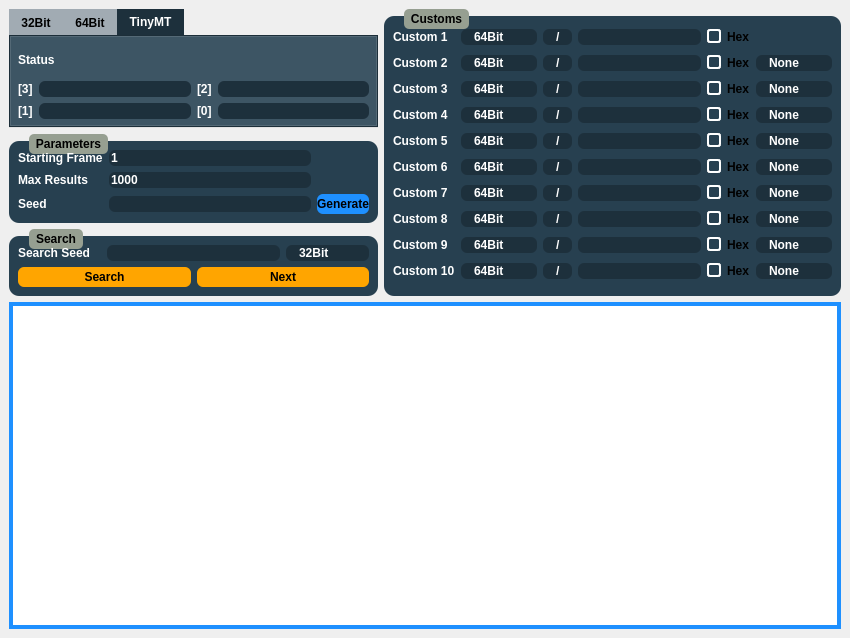
This is Forms/Util/Researcher.ui in Admiral-Fish/PokeFinder as Qt 5 draws it before an edit. The edited form follows.
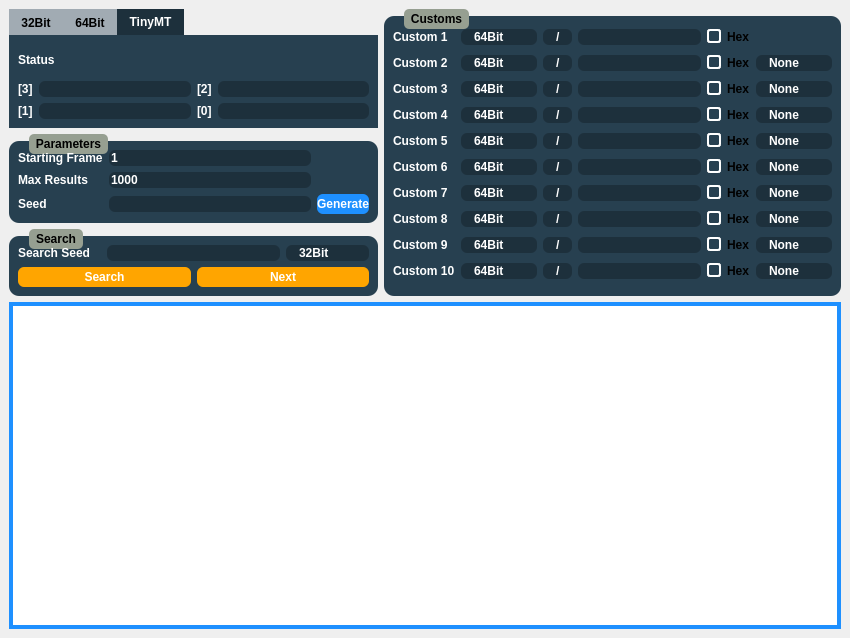
This is the edited form. The open tabs and pages were chosen to show the change. Icons and pictures are not drawn. Custom widgets are drawn as their Qt base class.

What changed in the file:
```diff
--- a/Forms/Util/Researcher.ui
+++ b/Forms/Util/Researcher.ui
@@ -29,6 +29,7 @@
 }
 
 .QTabWidget * {
+	background-color: #274050;
 	font-family: &quot;Myriad Pro&quot;, Montserrat;
 	font-weight: 500;
 }
@@ -125,11 +126,11 @@
 }
 
 QRadioButton::indicator:checked {
-	background-color: #274050;
+	background-color: white;
 }
 
 QRadioButton::indicator:unchecked {
-	background-color: white;
+	background-color: #274050;
 }
 
 QRadioButton {
@@ -147,6 +148,7 @@
 QPushButton {
 	border: none;
 	border-radius: 6px;
+	color: white;
 }
 
 QCheckBox::indicator {
@@ -373,6 +375,11 @@
         </item>
         <item row="1" column="1">
          <widget class="QTextBox" name="textBoxStatus3">
+          <property name="styleSheet">
+           <string notr="true">QLineEdit {
+	background-color: #1D303C;
+}</string>
+          </property>
           <property name="maxLength">
            <number>8</number>
           </property>
@@ -387,6 +394,11 @@
         </item>
         <item row="1" column="3">
          <widget class="QTextBox" name="textBoxStatus2">
+          <property name="styleSheet">
+           <string notr="true">QLineEdit {
+	background-color: #1D303C;
+}</string>
+          </property>
           <property name="maxLength">
            <number>8</number>
           </property>
@@ -401,6 +413,11 @@
         </item>
         <item row="2" column="1">
          <widget class="QTextBox" name="textBoxStatus1">
+          <property name="styleSheet">
+           <string notr="true">QLineEdit {
+	background-color: #1D303C;
+}</string>
+          </property>
           <property name="maxLength">
            <number>8</number>
           </property>
@@ -415,6 +432,11 @@
         </item>
         <item row="2" column="3">
          <widget class="QTextBox" name="textBoxStatus0">
+          <property name="styleSheet">
+           <string notr="true">QLineEdit {
+	background-color: #1D303C;
+}</string>
+          </property>
           <property name="maxLength">
            <number>8</number>
           </property>
```
Left out of the diff: 30 changed lines with no effect on the pictures.
